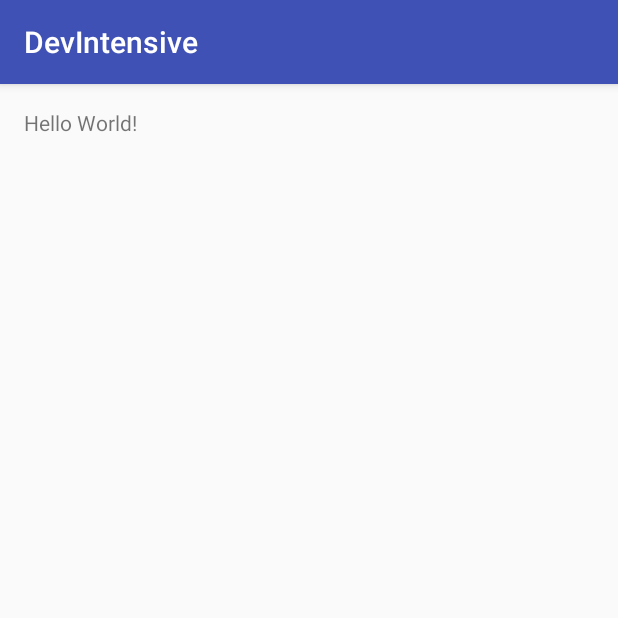
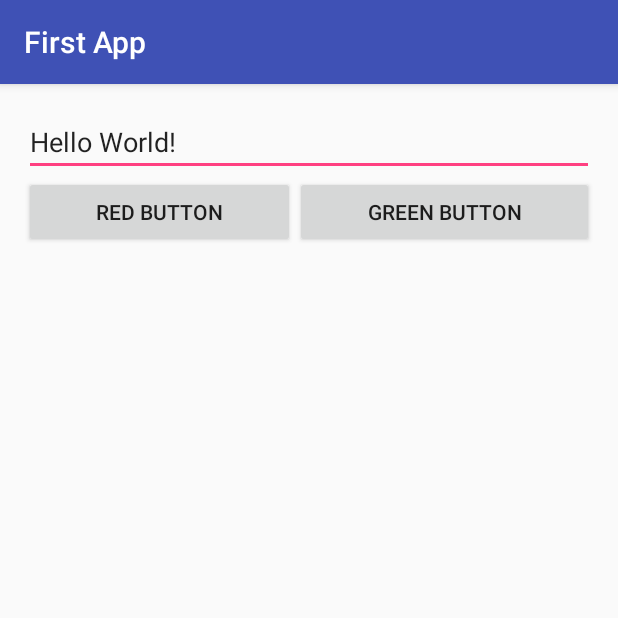
Before and after one commit to gglcrash/AndroidDev, an Android app: the screen it shows after launch (MainActivity), on a phone screen of 412 x 824 dp, the top half of it. Run offline under Robolectric (Android 15) with nearby library versions, the phone set to English and light mode, and no system bars.

Commit message:
add buttons

```diff
--- a/app/src/main/java/com/softdesign/devintensive/ui/activities/MainActivity.java
+++ b/app/src/main/java/com/softdesign/devintensive/ui/activities/MainActivity.java
@@ -1,57 +1,134 @@
 package com.softdesign.devintensive.ui.activities;
 
+import android.graphics.Color;
 import android.support.v7.app.AppCompatActivity;
 import android.os.Bundle;
 import android.util.Log;
+import android.view.View;
+import android.widget.Button;
+import android.widget.EditText;
 
 import com.softdesign.devintensive.R;
 import com.softdesign.devintensive.utils.ConstantManager;
 
-public class MainActivity extends AppCompatActivity {
+public class MainActivity extends AppCompatActivity implements View.OnClickListener{
 
     private static final String TAG= ConstantManager.TAG_PREFIX+"MainActivity";
 
+    protected EditText mEditText;
+    protected Button mRedButton, mGreenButton;
+    protected String mColorMode;
+
+    /**
+     * вызывается при создании активити (изменения конфигурации либо возврата к ней после
+     * уничтожения.
+     *
+     * в методе инициализируется/производится:
+     * UI, статические данные, связь данных со списками (иниц. адаптеров)
+     *
+     * Длительные операции тут не запускать!
+     *
+     * @param savedInstanceState - объект со значениями, сохраненными в Bundle - состояние UI
+     */
     @Override
     protected void onCreate(Bundle savedInstanceState) {
         super.onCreate(savedInstanceState);
         setContentView(R.layout.activity_main);
-        Log.d(TAG,"onCreate");
+        Log.d(TAG, "onCreate");
+
+        mRedButton = (Button) findViewById(R.id.red_btn);
+        mGreenButton = (Button) findViewById(R.id.green_btn);
+        mEditText = (EditText) findViewById(R.id.textView);
+
+        mRedButton.setOnClickListener(this);
+        mGreenButton.setOnClickListener(this);
+
+        if(savedInstanceState == null){
+            //первый запуск активити
+        } else {
+            //активити создается не впервые
+        }
     }
 
-
+    /**
+     * вызывается при старте активити перед моментом того, как UI станет доступен пользователю
+     * как правило в нем происзодит регистрация подписки на события, остановка которых была
+     * произведена в onStop()
+     */
     @Override
     protected void onStart() {
         super.onStart();
         Log.d(TAG, "onStart");
     }
 
+    /**
+     * вызывается когда активити становится доступна пользователю для взаимодействия
+     * в нем как правило происзодит запууск анимаций/аудио/видео/запуск BroadcastReciever,
+     * необходимых для реализации UI логики/запуск выполнения потоков и т.п.
+     * должен быть максмально ЛЕГКОВЕСНЫМ для лучшей отзывчивости UI
+     */
     @Override
          protected void onResume() {
         super.onResume();
         Log.d(TAG, "onResume");
     }
 
+    /**
+     * вызывается когда текущая активити теряет фокус, но остается видимой (всплывает диалоговое
+     * окно, либо наше частично перекрывается другой активити и т.п.)
+     *
+     * в нем реализуется соханение легковесных UI данных/анимаций/аудио/видео и т.д.
+     */
     @Override
     protected void onPause() {
         super.onPause();
         Log.d(TAG, "onPause");
     }
 
+    /**
+     * метод вызывается когда активити становится невидим для пользователя.
+     * в данном методе происходит отписка от событий, остановка сложных анимаций, сложные
+     * операции по сохранению данных/прерывание запущенных потоков и т.п.
+     */
     @Override
     protected void onStop() {
         super.onStop();
         Log.d(TAG, "onStop");
     }
 
+    /**
+     * вызывается при окончании работы активити (когда это происходит системно или после
+     * вызова finish() )
+     */
     @Override
     protected void onDestroy() {
         super.onDestroy();
         Log.d(TAG, "onDestroy");
     }
 
+    /**
+     * вызывается при рестарте активити/позобновлении работы после вызова метда onStop()
+     * в нем реализуется спецфическая логика, которая должна быть реализована именно при
+     * рестарте активности (например, запрос к серверу, который необходимо вызвать при
+     * возвращении из другой активности (обновление данныз, подписка на определенное событие,
+     * проинициализированное на другом экране и т.д.) )
+     */
     @Override
     protected void onRestart() {
         super.onRestart();
         Log.d(TAG, "onRestart");
     }
+
+    @Override
+    public void onClick(View v) {
+        switch (v.getId()){
+            case R.id.green_btn:
+                mEditText.setBackgroundColor(Color.GREEN);
+                break;
+            case R.id.red_btn:
+                mEditText.setBackgroundColor(Color.RED);
+                break;
+
+        }
+    }
 }
--- a/app/src/main/res/layout/activity_main.xml
+++ b/app/src/main/res/layout/activity_main.xml
@@ -1,5 +1,5 @@
 <?xml version="1.0" encoding="utf-8"?>
-<RelativeLayout
+<LinearLayout
     xmlns:android="http://schemas.android.com/apk/res/android"
     xmlns:tools="http://schemas.android.com/tools"
     android:layout_width="match_parent"
@@ -8,10 +8,33 @@
     android:paddingLeft="@dimen/activity_horizontal_margin"
     android:paddingRight="@dimen/activity_horizontal_margin"
     android:paddingTop="@dimen/activity_vertical_margin"
-    tools:context=".ui.activities.MainActivity">
+    tools:context=".ui.activities.MainActivity"
+    android:orientation="vertical">
 
-    <TextView
-        android:layout_width="wrap_content"
+
+    <EditText
+        android:id="@+id/textView"
+        android:layout_width="match_parent"
         android:layout_height="wrap_content"
         android:text="Hello World!"/>
-</RelativeLayout>
+    <LinearLayout
+        android:layout_width="match_parent"
+        android:layout_height="wrap_content"
+        android:orientation="horizontal"
+        android:gravity="center">
+
+        <Button
+            android:id="@+id/red_btn"
+            android:layout_width="wrap_content"
+            android:layout_height="wrap_content"
+            android:text="Red Button"
+            android:layout_weight="0.5"/>
+
+        <Button
+            android:id="@+id/green_btn"
+            android:layout_width="wrap_content"
+            android:layout_height="wrap_content"
+            android:text="Green Button"
+            android:layout_weight="0.5"/>
+    </LinearLayout>
+</LinearLayout>
--- a/app/src/main/res/values/strings.xml
+++ b/app/src/main/res/values/strings.xml
@@ -1,3 +1,3 @@
 <resources>
-    <string name="app_name">DevIntensive</string>
+    <string name="app_name">First App</string>
 </resources>
```
